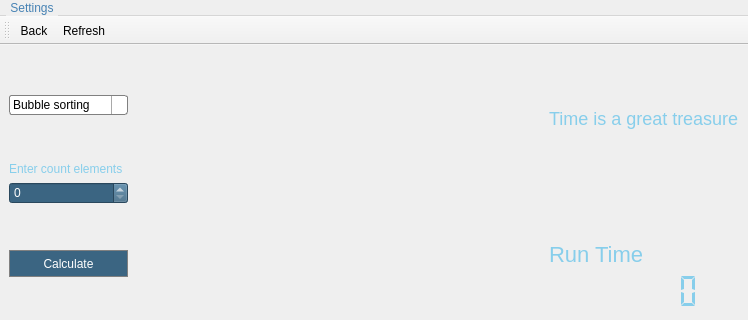
First picture: the form in windows/time_calculate/time_calculate_window.ui, repository Sapfir0/ku_ti, before the edit; both pictures show x 0 to 748 and y 0 to 320 of the 748 by 469 pixel window.
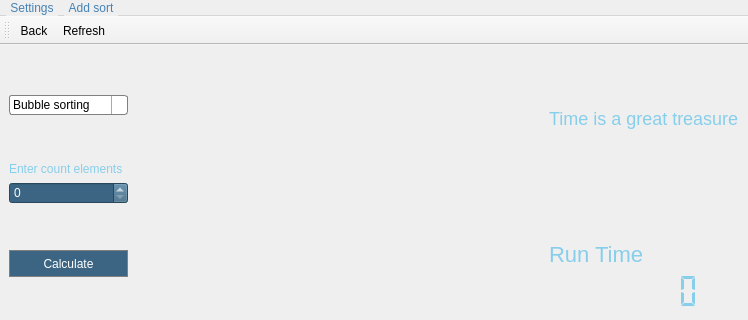
Second picture: the form after the edit. Icons and pictures are not drawn.

```diff
--- a/windows/time_calculate/time_calculate_window.ui
+++ b/windows/time_calculate/time_calculate_window.ui
@@ -650,7 +650,14 @@
     <addaction name="menuLanguage"/>
     <addaction name="actionSettings"/>
    </widget>
+   <widget class="QMenu" name="menuAdd_sort">
+    <property name="title">
+     <string>Add sort</string>
+    </property>
+    <addaction name="actionLet_s_try"/>
+   </widget>
    <addaction name="menuSettings"/>
+   <addaction name="menuAdd_sort"/>
   </widget>
   <widget class="QStatusBar" name="statusbar">
    <property name="styleSheet">
```
Left out of the diff: 27 changed lines with no effect on the pictures.
